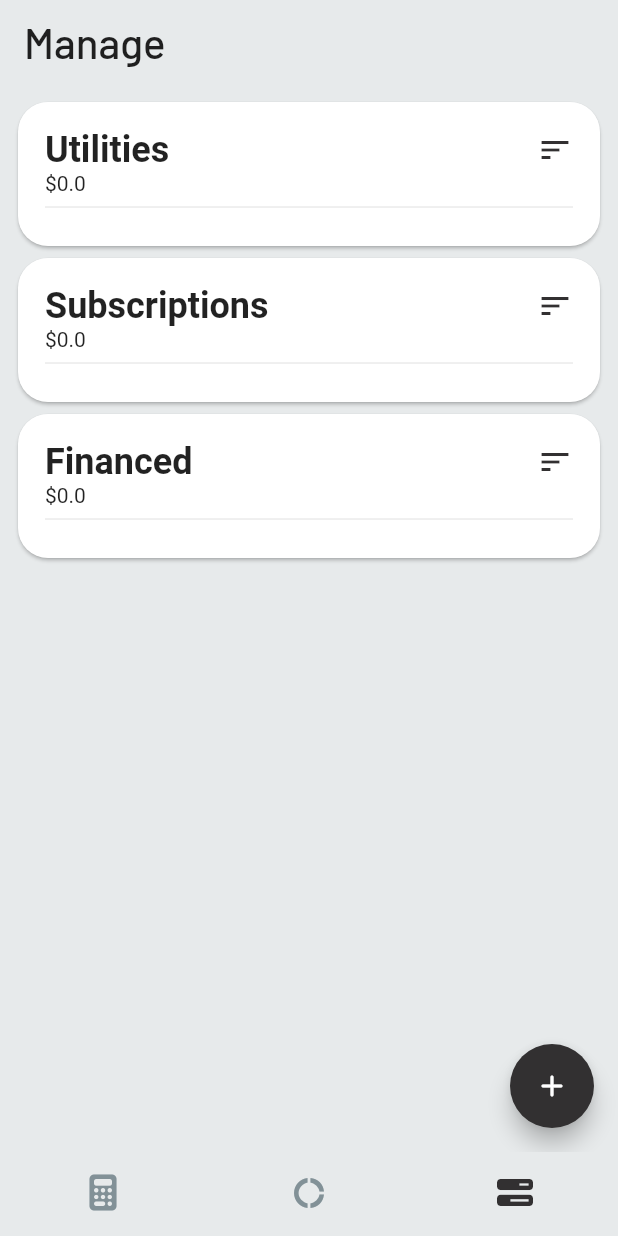
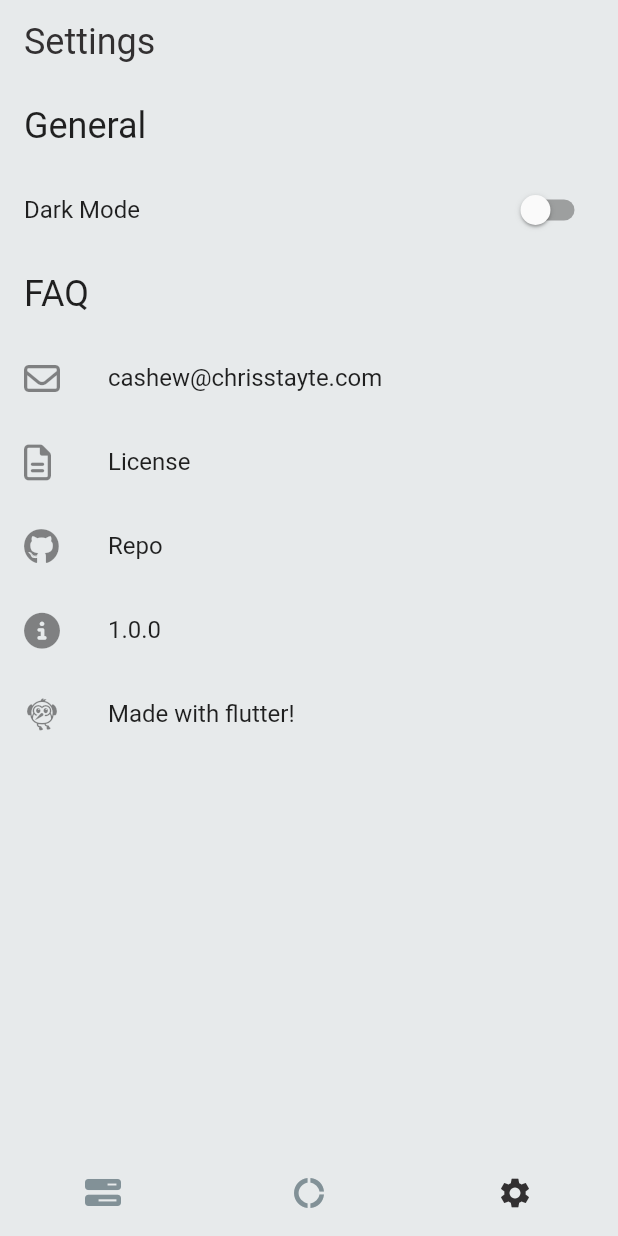
Before and after one commit to chrisstayte/Cashew, a Flutter app: the screen it shows after launch, item 3 of the bottom bar chosen, on a phone screen of 412 x 824 dp. Run offline on Flutter 3.47's test engine with Material 2 defaults, Android fonts, the phone set to English and light mode, and no system bars; our stand-ins replace font_awesome_flutter, google_fonts, hive, hive_flutter, jiffy, package_info_plus and 2 more; accounts and stored records are empty.

Commit message:
Added tons of changes

```diff
--- /dev/null
+++ b/lib/enum/bill_type_card_sorting_method.dart
@@ -0,0 +1,11 @@
+enum BillTypeCardSortingMethod {
+  alphaAscending,
+  alphaDescending,
+  costAscending,
+  costDescending,
+  nextDueDateAscending,
+  nextDueDateDescending,
+  dateCreatedAscending,
+  dateCreatedDescending,
+  category
+}
--- a/lib/main.dart
+++ b/lib/main.dart
@@ -4,6 +4,7 @@
 import 'package:cashew/global/global.dart';
 import 'package:cashew/models/bill.dart';
 import 'package:cashew/providers/bill_provider.dart';
+import 'package:cashew/providers/settings_provider.dart';
 import 'package:cashew/screens/home_screen.dart';
 import 'package:flutter/material.dart';
 import 'package:google_fonts/google_fonts.dart';
@@ -18,9 +19,12 @@
 
   await Hive.initFlutter();
   await Hive.openBox<Bill>(BillProvider.BoxName);
+
   runApp(MultiProvider(
     providers: [
-      ChangeNotifierProvider<BillProvider>(create: (_) => BillProvider())
+      ChangeNotifierProvider<BillProvider>(create: (_) => BillProvider()),
+      ChangeNotifierProvider<SettingsProvider>(
+          create: (_) => SettingsProvider())
     ],
     child: const MyApp(),
   ));
@@ -33,18 +37,23 @@
   @override
   Widget build(BuildContext context) {
     return MaterialApp(
-      title: 'Flutter Demo',
-      themeMode: ThemeMode.light,
+      title: 'Cashew',
+      themeMode: context.watch<SettingsProvider>().isDarkMode
+          ? ThemeMode.dark
+          : ThemeMode.light,
       theme: ThemeData.light().copyWith(
         scaffoldBackgroundColor: Global.colors.lightIconColor,
         appBarTheme: AppBarTheme(
           centerTitle: false,
           color: Global.colors.lightIconColor,
-          titleTextStyle: GoogleFonts.barlow(
-            textStyle: Theme.of(context).textTheme.headline5,
-            fontSize: 28,
-            fontWeight: FontWeight.w500,
-          ),
+          titleTextStyle: Theme.of(context).textTheme.headline5?.copyWith(
+                color: Global.colors.darkIconColor,
+              ),
+          // titleTextStyle: GoogleFonts.barlow(
+          //   textStyle: Theme.of(context).textTheme.headline5,
+          //   fontSize: 28,
+          //   fontWeight: FontWeight.w500,
+          // ),
           elevation: 0,
           iconTheme: IconThemeData(
             color: Global.colors.lightIconColorDarker,
@@ -58,7 +67,7 @@
           showUnselectedLabels: false,
           showSelectedLabels: false,
         ),
-        textTheme: GoogleFonts.mPlusRounded1cTextTheme(),
+        // textTheme: GoogleFonts.mPlusRounded1cTextTheme(),
         floatingActionButtonTheme: FloatingActionButtonThemeData(
             backgroundColor: Global.colors.darkIconColor),
         iconTheme: IconThemeData(
@@ -68,6 +77,40 @@
           backgroundColor: Global.colors.lightIconColor,
         ),
       ),
+      darkTheme: ThemeData.dark().copyWith(
+        scaffoldBackgroundColor: Global.colors.darkIconColor,
+        appBarTheme: AppBarTheme(
+          centerTitle: false,
+          color: Global.colors.darkIconColor,
+          // titleTextStyle: GoogleFonts.barlow(
+          //   textStyle: Theme.of(context).textTheme.headline5,
+          //   fontSize: 28,
+          //   fontWeight: FontWeight.w500,
+          // ),
+          elevation: 0,
+          iconTheme: IconThemeData(
+            color: Global.colors.lightIconColorDarker,
+          ),
+        ),
+        bottomNavigationBarTheme: BottomNavigationBarThemeData(
+          elevation: 0,
+          backgroundColor: Global.colors.darkIconColor,
+          selectedItemColor: Global.colors.lightIconColor,
+          unselectedItemColor: Global.colors.darkIconColorLighter,
+          showUnselectedLabels: false,
+          showSelectedLabels: false,
+        ),
+        // textTheme: GoogleFonts.mPlusRounded1cTextTheme(),
+        floatingActionButtonTheme: FloatingActionButtonThemeData(
+          backgroundColor: Global.colors.lightIconColor,
+        ),
+        iconTheme: IconThemeData(
+          color: Global.colors.lightIconColor,
+        ),
+        chipTheme: ChipThemeData(
+          backgroundColor: Global.colors.darkIconColor,
+        ),
+      ),
       home: const HomeScreen(),
     );
   }
--- /dev/null
+++ b/lib/providers/settings_provider.dart
@@ -0,0 +1,41 @@
+import 'package:cashew/enum/bill_type.dart';
+import 'package:cashew/enum/bill_type_card_sorting_method.dart';
+import 'package:cashew/models/bill.dart';
+import 'package:flutter/material.dart';
+import 'package:shared_preferences/shared_preferences.dart';
+
+class SettingsProvider extends ChangeNotifier {
+  late SharedPreferences prefs;
+
+  SettingsProvider() {
+    setup();
+  }
+
+  void setup() async {
+    prefs = await SharedPreferences.getInstance();
+
+    _isDarkMode = prefs.getBool('isDarkMode') ?? false;
+
+    notifyListeners();
+  }
+
+  BillTypeCardSortingMethod getBillTypeCardSortingMethod(BillType billType) {
+    return BillTypeCardSortingMethod.values.byName(
+        prefs.getString('${billType.name}SortingMethod') ??
+            BillTypeCardSortingMethod.dateCreatedAscending.name);
+  }
+
+  void setBillTypeCardSortingMethod(
+      BillType billType, BillTypeCardSortingMethod value) async {
+    await prefs.setString('${billType.name}SortingMethod', value.name);
+  }
+
+  bool _isDarkMode = false;
+  bool get isDarkMode => _isDarkMode;
+
+  void setIsDarkMode(bool value) async {
+    _isDarkMode = value;
+    await prefs.setBool('isDarkMode', value);
+    notifyListeners();
+  }
+}
--- a/lib/screens/home_screen.dart
+++ b/lib/screens/home_screen.dart
@@ -1,6 +1,7 @@
 import 'package:cashew/screens/calculate/calculate_root.dart';
 import 'package:cashew/screens/manage/manage_root.dart';
 import 'package:cashew/screens/overview/overview_root.dart';
+import 'package:cashew/screens/settings/settings_root.dart';
 
 import 'package:flutter/material.dart';
 import 'package:font_awesome_flutter/font_awesome_flutter.dart';
@@ -18,7 +19,8 @@ class _HomeScreenState extends State<HomeScreen> {
   List<GlobalKey<NavigatorState>> keys = [
     GlobalKey<NavigatorState>(),
     GlobalKey<NavigatorState>(),
-    GlobalKey<NavigatorState>()
+    GlobalKey<NavigatorState>(),
+    // GlobalKey<NavigatorState>()
   ];
 
   @override
@@ -32,15 +34,18 @@ class _HomeScreenState extends State<HomeScreen> {
       body: IndexedStack(
         index: _currentIndex,
         children: [
-          CalculateRoot(
+          ManageRoot(
             navigatorKey: keys[0],
           ),
           OverviewRoot(
             navigatorKey: keys[1],
           ),
-          ManageRoot(
+          SettingsRoot(
             navigatorKey: keys[2],
-          ),
+          )
+          // CalculateRoot(
+          //   navigatorKey: keys[3],
+          // ),
         ],
       ),
       bottomNavigationBar: BottomNavigationBar(
@@ -59,17 +64,21 @@ class _HomeScreenState extends State<HomeScreen> {
         },
         items: const [
           BottomNavigationBarItem(
-            label: 'Settings',
-            icon: FaIcon(FontAwesomeIcons.calculator),
+            label: 'Manage',
+            icon: FaIcon(FontAwesomeIcons.barsProgress),
           ),
           BottomNavigationBarItem(
             label: 'Home',
             icon: Icon(Icons.donut_large),
           ),
           BottomNavigationBarItem(
-            label: 'Manage',
-            icon: FaIcon(FontAwesomeIcons.barsProgress),
-          ),
+            label: 'Settings',
+            icon: Icon(Icons.settings),
+          )
+          // BottomNavigationBarItem(
+          //   label: 'Calculate',
+          //   icon: FaIcon(FontAwesomeIcons.calculator),
+          // ),
         ],
       ),
     );
--- a/lib/screens/overview/overview_screen.dart
+++ b/lib/screens/overview/overview_screen.dart
@@ -12,7 +12,7 @@ class _OverviewScreenState extends State<OverviewScreen> {
   Widget build(BuildContext context) {
     return Scaffold(
       appBar: AppBar(
-        title: const Text('Cashew'),
+        title: const Text('Monthly Nut'),
       ),
       body: Column(
         children: [
--- /dev/null
+++ b/lib/screens/settings/settings_root.dart
@@ -0,0 +1,28 @@
+import 'package:cashew/screens/settings/settings_screen.dart';
+import 'package:flutter/material.dart';
+
+class SettingsRoot extends StatelessWidget {
+  const SettingsRoot({Key? key, required this.navigatorKey}) : super(key: key);
+  final Key navigatorKey;
+
+  @override
+  Widget build(BuildContext context) {
+    return Navigator(
+      key: navigatorKey,
+      initialRoute: '/',
+      onGenerateRoute: (RouteSettings settings) {
+        return MaterialPageRoute(
+          settings: settings,
+          builder: (BuildContext context) {
+            switch (settings.name) {
+              case '/':
+                return const SettingsScreen();
+              default:
+                throw Exception('Invalid route: ${settings.name}');
+            }
+          },
+        );
+      },
+    );
+  }
+}
--- /dev/null
+++ b/lib/screens/settings/settings_screen.dart
@@ -0,0 +1,111 @@
+import 'package:cashew/providers/settings_provider.dart';
+import 'package:flutter/material.dart';
+import 'package:font_awesome_flutter/font_awesome_flutter.dart';
+import 'package:provider/provider.dart';
+import 'package:url_launcher/url_launcher.dart';
+import 'package:package_info_plus/package_info_plus.dart';
+
+class SettingsScreen extends StatefulWidget {
+  const SettingsScreen({Key? key}) : super(key: key);
+
+  @override
+  State<SettingsScreen> createState() => _SettingsScreenState();
+}
+
+class _SettingsScreenState extends State<SettingsScreen> {
+  PackageInfo _packageInfo = PackageInfo(
+      appName: 'Unknown',
+      packageName: 'Unknown',
+      version: 'Unknown',
+      buildNumber: 'Unknown',
+      buildSignature: 'Unknown');
+
+  @override
+  void initState() {
+    _initPackageInfo();
+    super.initState();
+  }
+
+  Future<void> _initPackageInfo() async {
+    await PackageInfo.fromPlatform()
+        .then((value) => setState(() => _packageInfo = value));
+  }
+
+  @override
+  Widget build(BuildContext context) {
+    return Scaffold(
+      appBar: AppBar(
+        title: Text('Settings'),
+      ),
+      body: ListView(
+        children: [
+          ListTile(
+            title: Text(
+              'General',
+              style: Theme.of(context).textTheme.headline5,
+            ),
+          ),
+          ListTile(
+            title: Text('Dark Mode'),
+            trailing: Switch(
+              onChanged: (value) =>
+                  context.read<SettingsProvider>().setIsDarkMode(value),
+              value: context.watch<SettingsProvider>().isDarkMode,
+            ),
+          ),
+          ListTile(
+            title: Text(
+              'FAQ',
+              style: Theme.of(context).textTheme.headline5,
+            ),
+          ),
+          ListTile(
+            leading: FaIcon(FontAwesomeIcons.envelope),
+            title: Text('cashew@chrisstayte.com'),
+            onTap: () async {
+              final Uri params = Uri(
+                scheme: 'mailto',
+                path: 'cashew@chrisstayte.com',
+                query: 'subject=App Feedback (${_packageInfo.version})',
+              );
+              final String url = params.toString();
+              if (await canLaunch(url)) {
+                await launch(url);
+              }
+            },
+          ),
+          AboutListTile(
+            icon: FaIcon(FontAwesomeIcons.fileLines),
+            child: const Text('License'),
+          ),
+          ListTile(
+            leading: FaIcon(FontAwesomeIcons.github),
+            title: Text('Repo'),
+            onTap: () async {
+              final Uri params = Uri(
+                scheme: 'https',
+                path: 'www.github.com/ChrisStayte/Cashew',
+              );
+              final String url = params.toString();
+
+              if (await canLaunch(url)) {
+                await launch(url).catchError((error) {
+                  print(error);
+                  return false;
+                });
+              }
+            },
+          ),
+          ListTile(
+            leading: FaIcon(FontAwesomeIcons.circleInfo),
+            title: Text('${_packageInfo.version}'),
+          ),
+          ListTile(
+            leading: Icon(Icons.flutter_dash_outlined),
+            title: Text('Made with flutter!'),
+          )
+        ],
+      ),
+    );
+  }
+}
```
Also changed, not shown: lib/enum/occurrence.dart (+5 -2 lines), lib/models/bill.dart (+10 -10 lines), lib/screens/manage/manage_screen.dart (+14 -5 lines), lib/screens/manage/widgets/bill_list_item.dart (added, +65 -0 lines), lib/screens/manage/widgets/bill_type_card.dart (+16 -8 lines), lib/screens/manage/widgets/payment_list_item.dart (deleted, +0 -57 lines), lib/enum/occurrence.g.dart.
